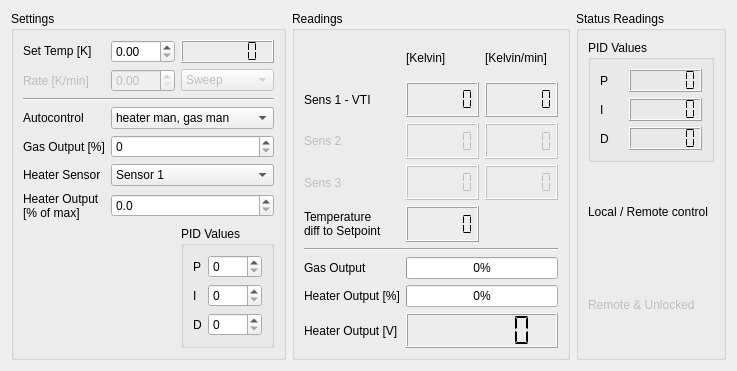
Cryostat-GUI/Cryostat-GUI, file Oxford/ITC_control.ui: the form before one commit.
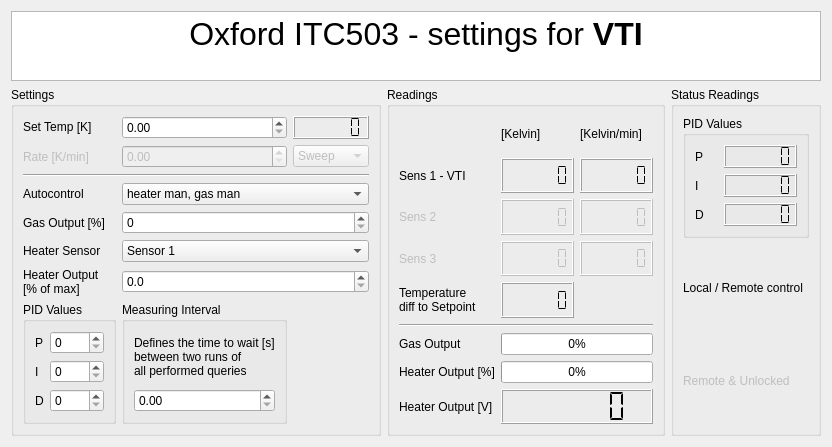
The form after the commit.

```diff
--- a/Oxford/ITC_control.ui
+++ b/Oxford/ITC_control.ui
@@ -6,8 +6,8 @@
    <rect>
     <x>0</x>
     <y>0</y>
-    <width>674</width>
-    <height>327</height>
+    <width>761</width>
+    <height>404</height>
    </rect>
   </property>
   <property name="sizePolicy">
@@ -19,8 +19,221 @@
   <property name="windowTitle">
    <string>ITC Control</string>
   </property>
-  <layout class="QHBoxLayout" name="horizontalLayout">
-   <item>
+  <layout class="QGridLayout" name="gridLayout_5">
+   <item row="1" column="2">
+    <widget class="QGroupBox" name="groupReadings">
+     <property name="title">
+      <string>Readings</string>
+     </property>
+     <layout class="QGridLayout" name="gridReadings" columnstretch="0,0,0">
+      <property name="horizontalSpacing">
+       <number>6</number>
+      </property>
+      <item row="1" column="0">
+       <widget class="QLabel" name="label_8">
+        <property name="text">
+         <string>Sens 1 - VTI</string>
+        </property>
+       </widget>
+      </item>
+      <item row="4" column="0">
+       <widget class="QLabel" name="label_11">
+        <property name="text">
+         <string>Temperature
+diff to Setpoint</string>
+        </property>
+       </widget>
+      </item>
+      <item row="7" column="0">
+       <widget class="QLabel" name="label_12">
+        <property name="text">
+         <string>Heater Output [%]</string>
+        </property>
+       </widget>
+      </item>
+      <item row="8" column="0">
+       <widget class="QLabel" name="label_13">
+        <property name="text">
+         <string>Heater Output [V]</string>
+        </property>
+       </widget>
+      </item>
+      <item row="2" column="0">
+       <widget class="QLabel" name="label_9">
+        <property name="enabled">
+         <bool>false</bool>
+        </property>
+        <property name="text">
+         <string>Sens 2</string>
+        </property>
+       </widget>
+      </item>
+      <item row="4" column="1">
+       <widget class="QLCDNumber" name="lcdTemp_err">
+        <property name="digitCount">
+         <number>6</number>
+        </property>
+        <property name="segmentStyle">
+         <enum>QLCDNumber::Flat</enum>
+        </property>
+       </widget>
+      </item>
+      <item row="1" column="2">
+       <widget class="QLCDNumber" name="lcdTemp_sens1_Kpmin">
+        <property name="digitCount">
+         <number>6</number>
+        </property>
+        <property name="segmentStyle">
+         <enum>QLCDNumber::Flat</enum>
+        </property>
+       </widget>
+      </item>
+      <item row="8" column="1" colspan="2">
+       <widget class="QLCDNumber" name="lcdHeaterVoltage">
+        <property name="digitCount">
+         <number>6</number>
+        </property>
+        <property name="segmentStyle">
+         <enum>QLCDNumber::Flat</enum>
+        </property>
+       </widget>
+      </item>
+      <item row="3" column="2">
+       <widget class="QLCDNumber" name="lcdTemp_sens3_Kpmin">
+        <property name="enabled">
+         <bool>false</bool>
+        </property>
+        <property name="digitCount">
+         <number>6</number>
+        </property>
+        <property name="segmentStyle">
+         <enum>QLCDNumber::Flat</enum>
+        </property>
+       </widget>
+      </item>
+      <item row="2" column="2">
+       <widget class="QLCDNumber" name="lcdTemp_sens2_Kpmin">
+        <property name="enabled">
+         <bool>false</bool>
+        </property>
+        <property name="digitCount">
+         <number>6</number>
+        </property>
+        <property name="segmentStyle">
+         <enum>QLCDNumber::Flat</enum>
+        </property>
+       </widget>
+      </item>
+      <item row="0" column="2">
+       <widget class="QLabel" name="label_20">
+        <property name="text">
+         <string>[Kelvin/min]</string>
+        </property>
+       </widget>
+      </item>
+      <item row="0" column="1">
+       <widget class="QLabel" name="label_21">
+        <property name="text">
+         <string>[Kelvin]</string>
+        </property>
+       </widget>
+      </item>
+      <item row="6" column="1" colspan="2">
+       <widget class="QProgressBar" name="progressNeedleValve">
+        <property name="enabled">
+         <bool>true</bool>
+        </property>
+        <property name="value">
+         <number>0</number>
+        </property>
+       </widget>
+      </item>
+      <item row="7" column="1" colspan="2">
+       <widget class="QProgressBar" name="progressHeaterPercent">
+        <property name="value">
+         <number>0</number>
+        </property>
+       </widget>
+      </item>
+      <item row="3" column="1">
+       <widget class="QLCDNumber" name="lcdTemp_sens3_K">
+        <property name="enabled">
+         <bool>false</bool>
+        </property>
+        <property name="digitCount">
+         <number>6</number>
+        </property>
+        <property name="segmentStyle">
+         <enum>QLCDNumber::Flat</enum>
+        </property>
+       </widget>
+      </item>
+      <item row="3" column="0">
+       <widget class="QLabel" name="label_10">
+        <property name="enabled">
+         <bool>false</bool>
+        </property>
+        <property name="text">
+         <string>Sens 3</string>
+        </property>
+       </widget>
+      </item>
+      <item row="6" column="0">
+       <widget class="QLabel" name="label_NeedleValve">
+        <property name="text">
+         <string>Gas Output</string>
+        </property>
+       </widget>
+      </item>
+      <item row="1" column="1">
+       <widget class="QLCDNumber" name="lcdTemp_sens1_K">
+        <property name="smallDecimalPoint">
+         <bool>false</bool>
+        </property>
+        <property name="digitCount">
+         <number>6</number>
+        </property>
+        <property name="mode">
+         <enum>QLCDNumber::Dec</enum>
+        </property>
+        <property name="segmentStyle">
+         <enum>QLCDNumber::Flat</enum>
+        </property>
+        <property name="value" stdset="0">
+         <double>0.000000000000000</double>
+        </property>
+       </widget>
+      </item>
+      <item row="5" column="0" colspan="3">
+       <widget class="Line" name="line">
+        <property name="orientation">
+         <enum>Qt::Horizontal</enum>
+        </property>
+       </widget>
+      </item>
+      <item row="2" column="1">
+       <widget class="QLCDNumber" name="lcdTemp_sens2_K">
+        <property name="enabled">
+         <bool>false</bool>
+        </property>
+        <property name="smallDecimalPoint">
+         <bool>false</bool>
+        </property>
+        <property name="digitCount">
+         <number>6</number>
+        </property>
+        <property name="segmentStyle">
+         <enum>QLCDNumber::Flat</enum>
+        </property>
+        <property name="value" stdset="0">
+         <double>0.000000000000000</double>
+        </property>
+       </widget>
+      </item>
+     </layout>
+    </widget>
+   </item>
+   <item row="1" column="1">
     <widget class="QGroupBox" name="groupSettings">
      <property name="title">
       <string>Settings</string>
@@ -196,7 +409,32 @@
         </property>
        </widget>
       </item>
-      <item row="8" column="2">
+      <item row="8" column="1">
+       <widget class="QGroupBox" name="groupBox_2">
+        <property name="title">
+         <string>Measuring Interval</string>
+        </property>
+        <layout class="QGridLayout" name="gridLayout_8">
+         <item row="1" column="0">
+          <widget class="QDoubleSpinBox" name="spin_threadinterval">
+           <property name="maximum">
+            <double>3600.000000000000000</double>
+           </property>
+          </widget>
+         </item>
+         <item row="0" column="0">
+          <widget class="QLabel" name="label_22">
+           <property name="text">
+            <string>Defines the time to wait [s] 
+between two runs of 
+all performed queries</string>
+           </property>
+          </widget>
+         </item>
+        </layout>
+       </widget>
+      </item>
+      <item row="8" column="0">
        <widget class="QGroupBox" name="groupBox">
         <property name="title">
          <string>PID Values</string>
@@ -250,220 +488,7 @@
      </layout>
     </widget>
    </item>
-   <item>
-    <widget class="QGroupBox" name="groupReadings">
-     <property name="title">
-      <string>Readings</string>
-     </property>
-     <layout class="QGridLayout" name="gridReadings" columnstretch="0,1,1">
-      <property name="horizontalSpacing">
-       <number>6</number>
-      </property>
-      <item row="1" column="0">
-       <widget class="QLabel" name="label_8">
-        <property name="text">
-         <string>Sens 1 - VTI</string>
-        </property>
-       </widget>
-      </item>
-      <item row="4" column="0">
-       <widget class="QLabel" name="label_11">
-        <property name="text">
-         <string>Temperature
-diff to Setpoint</string>
-        </property>
-       </widget>
-      </item>
-      <item row="7" column="0">
-       <widget class="QLabel" name="label_12">
-        <property name="text">
-         <string>Heater Output [%]</string>
-        </property>
-       </widget>
-      </item>
-      <item row="8" column="0">
-       <widget class="QLabel" name="label_13">
-        <property name="text">
-         <string>Heater Output [V]</string>
-        </property>
-       </widget>
-      </item>
-      <item row="2" column="0">
-       <widget class="QLabel" name="label_9">
-        <property name="enabled">
-         <bool>false</bool>
-        </property>
-        <property name="text">
-         <string>Sens 2</string>
-        </property>
-       </widget>
-      </item>
-      <item row="4" column="1">
-       <widget class="QLCDNumber" name="lcdTemp_err">
-        <property name="digitCount">
-         <number>6</number>
-        </property>
-        <property name="segmentStyle">
-         <enum>QLCDNumber::Flat</enum>
-        </property>
-       </widget>
-      </item>
-      <item row="1" column="2">
-       <widget class="QLCDNumber" name="lcdTemp_sens1_Kpmin">
-        <property name="digitCount">
-         <number>6</number>
-        </property>
-        <property name="segmentStyle">
-         <enum>QLCDNumber::Flat</enum>
-        </property>
-       </widget>
-      </item>
-      <item row="8" column="1" colspan="2">
-       <widget class="QLCDNumber" name="lcdHeaterVoltage">
-        <property name="digitCount">
-         <number>6</number>
-        </property>
-        <property name="segmentStyle">
-         <enum>QLCDNumber::Flat</enum>
-        </property>
-       </widget>
-      </item>
-      <item row="3" column="2">
-       <widget class="QLCDNumber" name="lcdTemp_sens3_Kpmin">
-        <property name="enabled">
-         <bool>false</bool>
-        </property>
-        <property name="digitCount">
-         <number>6</number>
-        </property>
-        <property name="segmentStyle">
-         <enum>QLCDNumber::Flat</enum>
-        </property>
-       </widget>
-      </item>
-      <item row="2" column="2">
-       <widget class="QLCDNumber" name="lcdTemp_sens2_Kpmin">
-        <property name="enabled">
-         <bool>false</bool>
-        </property>
-        <property name="digitCount">
-         <number>6</number>
-        </property>
-        <property name="segmentStyle">
-         <enum>QLCDNumber::Flat</enum>
-        </property>
-       </widget>
-      </item>
-      <item row="0" column="2">
-       <widget class="QLabel" name="label_20">
-        <property name="text">
-         <string>[Kelvin/min]</string>
-        </property>
-       </widget>
-      </item>
-      <item row="0" column="1">
-       <widget class="QLabel" name="label_21">
-        <property name="text">
-         <string>[Kelvin]</string>
-        </property>
-       </widget>
-      </item>
-      <item row="6" column="1" colspan="2">
-       <widget class="QProgressBar" name="progressNeedleValve">
-        <property name="enabled">
-         <bool>true</bool>
-        </property>
-        <property name="value">
-         <number>0</number>
-        </property>
-       </widget>
-      </item>
-      <item row="7" column="1" colspan="2">
-       <widget class="QProgressBar" name="progressHeaterPercent">
-        <property name="value">
-         <number>0</number>
-        </property>
-       </widget>
-      </item>
-      <item row="3" column="1">
-       <widget class="QLCDNumber" name="lcdTemp_sens3_K">
-        <property name="enabled">
-         <bool>false</bool>
-        </property>
-        <property name="digitCount">
-         <number>6</number>
-        </property>
-        <property name="segmentStyle">
-         <enum>QLCDNumber::Flat</enum>
-        </property>
-       </widget>
-      </item>
-      <item row="3" column="0">
-       <widget class="QLabel" name="label_10">
-        <property name="enabled">
-         <bool>false</bool>
-        </property>
-        <property name="text">
-         <string>Sens 3</string>
-        </property>
-       </widget>
-      </item>
-      <item row="6" column="0">
-       <widget class="QLabel" name="label_NeedleValve">
-        <property name="text">
-         <string>Gas Output</string>
-        </property>
-       </widget>
-      </item>
-      <item row="1" column="1">
-       <widget class="QLCDNumber" name="lcdTemp_sens1_K">
-        <property name="smallDecimalPoint">
-         <bool>false</bool>
-        </property>
-        <property name="digitCount">
-         <number>6</number>
-        </property>
-        <property name="mode">
-         <enum>QLCDNumber::Dec</enum>
-        </property>
-        <property name="segmentStyle">
-         <enum>QLCDNumber::Flat</enum>
-        </property>
-        <property name="value" stdset="0">
-         <double>0.000000000000000</double>
-        </property>
-       </widget>
-      </item>
-      <item row="2" column="1">
-       <widget class="QLCDNumber" name="lcdTemp_sens2_K">
-        <property name="enabled">
-         <bool>false</bool>
-        </property>
-        <property name="smallDecimalPoint">
-         <bool>false</bool>
-        </property>
-        <property name="digitCount">
-         <number>6</number>
-        </property>
-        <property name="segmentStyle">
-         <enum>QLCDNumber::Flat</enum>
-        </property>
-        <property name="value" stdset="0">
-         <double>0.000000000000000</double>
-        </property>
-       </widget>
-      </item>
-      <item row="5" column="0" colspan="3">
-       <widget class="Line" name="line">
-        <property name="orientation">
-         <enum>Qt::Horizontal</enum>
-        </property>
-       </widget>
-      </item>
-     </layout>
-    </widget>
-   </item>
-   <item>
+   <item row="1" column="3">
     <widget class="QGroupBox" name="groupReadingsStatus">
      <property name="title">
       <string>Status Readings</string>
@@ -549,6 +574,29 @@
      </layout>
     </widget>
    </item>
+   <item row="0" column="1" colspan="3">
+    <widget class="QTextBrowser" name="textBrowser">
+     <property name="maximumSize">
+      <size>
+       <width>16777215</width>
+       <height>71</height>
+      </size>
+     </property>
+     <property name="frameShape">
+      <enum>QFrame::StyledPanel</enum>
+     </property>
+     <property name="frameShadow">
+      <enum>QFrame::Raised</enum>
+     </property>
+     <property name="html">
+      <string>&lt;!DOCTYPE HTML PUBLIC &quot;-//W3C//DTD HTML 4.0//EN&quot; &quot;http://www.w3.org/TR/REC-html40/strict.dtd&quot;&gt;
+&lt;html&gt;&lt;head&gt;&lt;meta name=&quot;qrichtext&quot; content=&quot;1&quot; /&gt;&lt;style type=&quot;text/css&quot;&gt;
+p, li { white-space: pre-wrap; }
+&lt;/style&gt;&lt;/head&gt;&lt;body style=&quot; font-family:'MS Shell Dlg 2'; font-size:8.25pt; font-weight:400; font-style:normal;&quot;&gt;
+&lt;p align=&quot;center&quot; style=&quot; margin-top:0px; margin-bottom:0px; margin-left:0px; margin-right:0px; -qt-block-indent:0; text-indent:0px;&quot;&gt;&lt;span style=&quot; font-size:24pt;&quot;&gt;Oxford ITC503 - settings for&lt;/span&gt;&lt;span style=&quot; font-size:24pt; font-weight:600;&quot;&gt; VTI&lt;/span&gt;&lt;/p&gt;&lt;/body&gt;&lt;/html&gt;</string>
+     </property>
+    </widget>
+   </item>
   </layout>
  </widget>
  <resources/>
```
Left out of the diff: 21 changed lines with no effect on the pictures.
